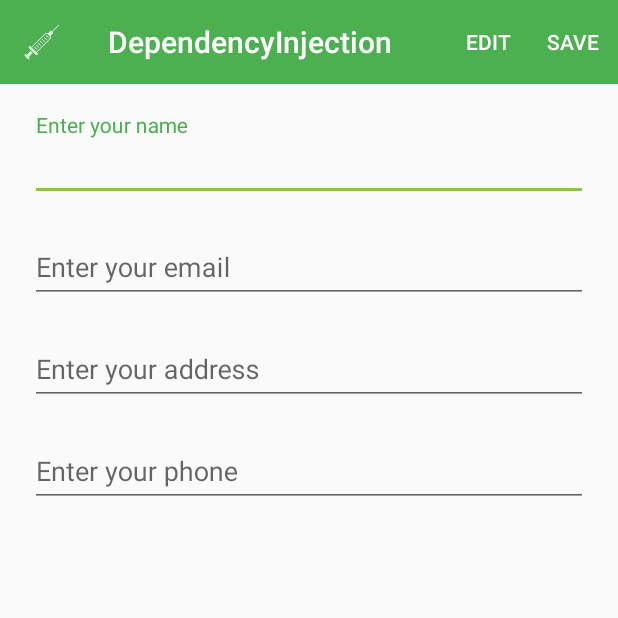
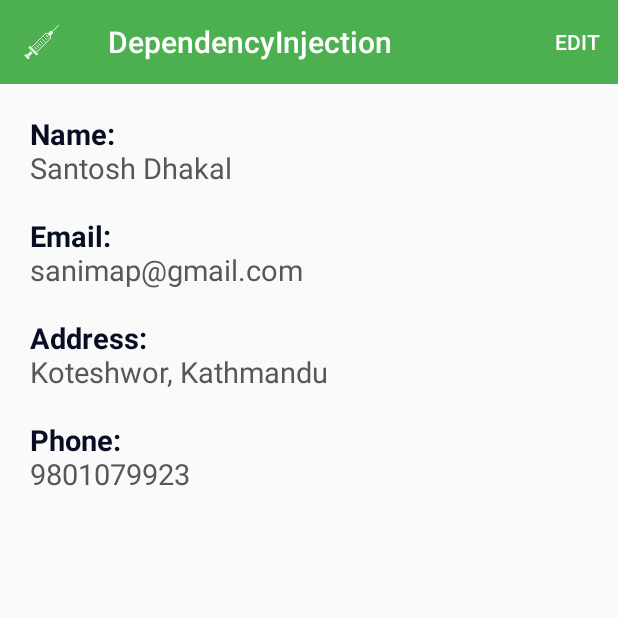
Before and after one commit to androidlife/get-a-fix-of-dependency, an Android app: the screen it shows after launch (MainActivity), on a phone screen of 412 x 824 dp, the top half of it. Run offline under Robolectric (Android 15) with nearby library versions, the phone set to English and light mode, and no system bars.

Commit message:
Completing info display action

```diff
--- a/app/src/main/java/com/wordpress/laaptu/dependencyinjection/MainActivity.java
+++ b/app/src/main/java/com/wordpress/laaptu/dependencyinjection/MainActivity.java
@@ -4,11 +4,20 @@ import android.support.v7.app.AppCompatActivity;
 import android.os.Bundle;
 import android.support.v7.widget.Toolbar;
 import android.view.Menu;
+import com.wordpress.laaptu.dependencyinjection.fragments.FormDisplayFragment;
 import com.wordpress.laaptu.dependencyinjection.fragments.FormEditFragment;
 
 public class MainActivity extends AppCompatActivity {
 
   Toolbar toolbar;
+
+  private static final String FRAG_EDIT = "FormEditFragment", FRAG_DISPLAY = "FormDisplayFragment";
+
+  public enum FragState {
+    Edit, Display;
+  }
+
+  private FragState fragState;
 
   @Override protected void onCreate(Bundle savedInstanceState) {
     super.onCreate(savedInstanceState);
@@ -17,13 +26,38 @@ public class MainActivity extends AppCompatActivity {
     setSupportActionBar(toolbar);
     getSupportActionBar().setDisplayHomeAsUpEnabled(true);
     getSupportActionBar().setHomeAsUpIndicator(R.drawable.ic_home);
-    getSupportFragmentManager().beginTransaction()
-        .replace(R.id.container, FormEditFragment.getInstance(null))
-        .commit();
+    changeFragment(FragState.Display);
+  }
+
+  public void changeFragment(FragState fragState) {
+    if (this.fragState != null && this.fragState == fragState) return;
+    this.fragState = fragState;
+    switch (fragState) {
+      case Edit:
+        getSupportFragmentManager().beginTransaction()
+            .replace(R.id.container, FormEditFragment.getInstance(null), FRAG_EDIT)
+            .commit();
+        break;
+      case Display:
+        getSupportFragmentManager().beginTransaction()
+            .replace(R.id.container, FormDisplayFragment.getInstance(null), FRAG_DISPLAY)
+            .commit();
+        break;
+    }
+    invalidateOptionsMenu();
   }
 
   @Override public boolean onCreateOptionsMenu(Menu menu) {
     getMenuInflater().inflate(R.menu.main, menu);
+    if (this.fragState != null) {
+      if (fragState == FragState.Edit) {
+        menu.findItem(R.id.menu_edit).setVisible(false);
+        menu.findItem(R.id.menu_save).setVisible(true);
+      } else {
+        menu.findItem(R.id.menu_edit).setVisible(true);
+        menu.findItem(R.id.menu_save).setVisible(false);
+      }
+    }
     return super.onCreateOptionsMenu(menu);
   }
 }
--- a/app/src/main/java/com/wordpress/laaptu/dependencyinjection/fragments/FormDisplayFragment.java
+++ b/app/src/main/java/com/wordpress/laaptu/dependencyinjection/fragments/FormDisplayFragment.java
@@ -3,20 +3,25 @@ package com.wordpress.laaptu.dependencyinjection.fragments;
 import android.os.Bundle;
 import android.support.annotation.Nullable;
 import android.support.v4.app.Fragment;
+import android.text.Spannable;
+import android.text.SpannableStringBuilder;
+import android.text.Spanned;
+import android.text.style.TextAppearanceSpan;
 import android.view.LayoutInflater;
 import android.view.View;
 import android.view.ViewGroup;
 import android.widget.EditText;
+import android.widget.TextView;
 import com.wordpress.laaptu.dependencyinjection.R;
+import com.wordpress.laaptu.dependencyinjection.model.User;
 
 /**
  */
 
 public class FormDisplayFragment extends Fragment {
 
-
-
-  private EditText infoText;
+  private TextView infoText;
+  private int titleStyle = R.style.DisplayTitleTextStyle, infoStyle = R.style.DisplayInfoTextStyle;
 
   public FormDisplayFragment() {
 
@@ -31,11 +36,34 @@ public class FormDisplayFragment extends Fragment {
   @Nullable @Override
   public View onCreateView(LayoutInflater inflater, @Nullable ViewGroup container,
       @Nullable Bundle savedInstanceState) {
-    return inflater.inflate(R.layout.form_display, container, false);
+    View view = inflater.inflate(R.layout.form_display, container, false);
+    infoText = (TextView) view.findViewById(R.id.info_txt);
+    return view;
   }
 
   @Override public void onActivityCreated(@Nullable Bundle savedInstanceState) {
     super.onActivityCreated(savedInstanceState);
+    setUserInfo(User.getUser());
+  }
 
+  private void setUserInfo(User user) {
+    if (user == null) return;
+    SpannableStringBuilder spannableStringBuilder = new SpannableStringBuilder();
+    appendValues(spannableStringBuilder, getString(R.string.name), user.name);
+    appendValues(spannableStringBuilder, getString(R.string.email), user.email);
+    appendValues(spannableStringBuilder, getString(R.string.address), user.address);
+    appendValues(spannableStringBuilder, getString(R.string.phone), user.phone);
+    infoText.setText(spannableStringBuilder);
+  }
+
+  private void appendValues(SpannableStringBuilder ssb, String name, String value) {
+    int startIndex = ssb.length();
+    ssb.append(name.concat(":\n"));
+    ssb.setSpan(new TextAppearanceSpan(getContext(), R.style.DisplayTitleTextStyle), startIndex,
+        ssb.length(), Spannable.SPAN_EXCLUSIVE_EXCLUSIVE);
+    startIndex = ssb.length();
+    ssb.append(value.concat("\n\n"));
+    ssb.setSpan(new TextAppearanceSpan(getContext(), R.style.DisplayInfoTextStyle), startIndex,
+        ssb.length(), Spannable.SPAN_EXCLUSIVE_EXCLUSIVE);
   }
 }
--- a/app/src/main/res/values/strings.xml
+++ b/app/src/main/res/values/strings.xml
@@ -6,4 +6,10 @@
   <string name="enter_your_phone">Enter your phone</string>
   <string name="edit">Edit</string>
   <string name="save">Save</string>
+  <string name="name">Name</string>
+
+  <string name="email">Email</string>
+
+  <string name="address">Address</string>
+  <string name="phone">Phone</string>
 </resources>
--- a/app/src/main/res/values/styles.xml
+++ b/app/src/main/res/values/styles.xml
@@ -9,8 +9,6 @@
     <item name="android:textColorPrimary">@color/white</item>
     <item name="android:gravity">center_vertical</item>
   </style>
-
-
 
 
   <style name="TextInputLayoutStyle" parent="@style/Widget.Design.TextInputLayout">
@@ -27,4 +25,16 @@
     <item name="android:textColor">#F44336</item>
   </style>
 
+  <style name="DisplayTitleTextStyle" parent="@style/TextAppearance.AppCompat">
+    <item name="android:textColor">#070d22</item>
+    <item name="android:textSize">19sp</item>
+    <item name="android:textStyle">bold</item>
+  </style>
+
+  <style name="DisplayInfoTextStyle" parent="@style/TextAppearance.AppCompat">
+    <item name="android:textColor">#575757</item>
+    <item name="android:textSize">19sp</item>
+  </style>
+
+
 </resources>
```
Lines whose indentation alone changed are shown as unchanged.
